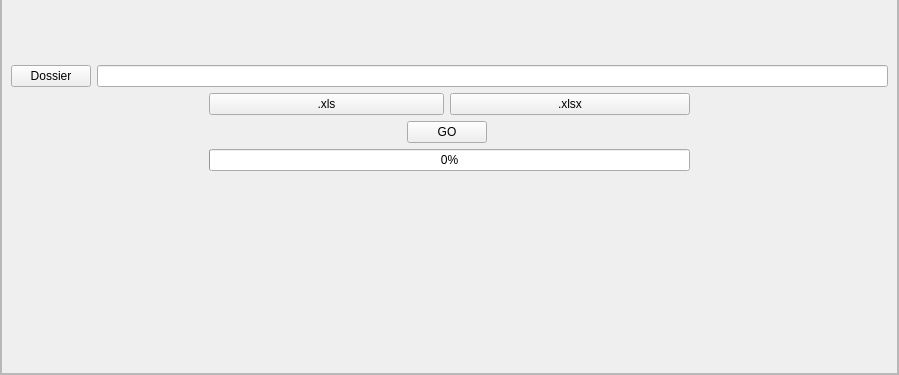
TheR7angelo/converter_txt_xls, file mainWindow.ui: the form before one commit; both pictures show x 0 to 899 and y 183 to 558 of the 899 by 558 pixel window.
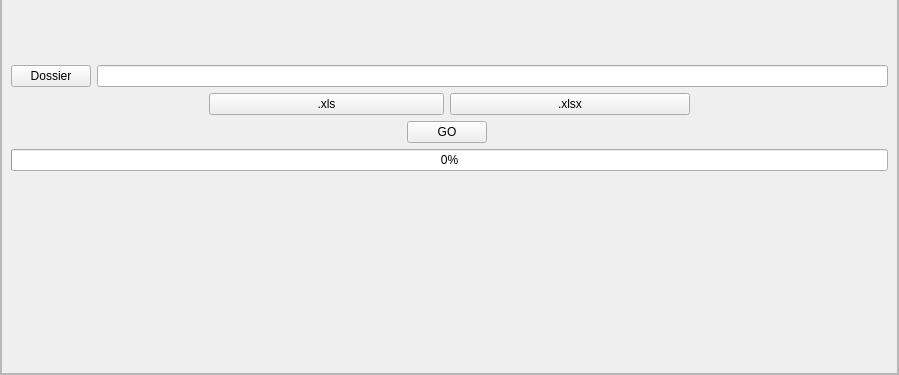
The form after the commit. Icons and pictures are not drawn. Custom widgets are drawn as their Qt base class.

What changed in the file:
```diff
--- a/mainWindow.ui
+++ b/mainWindow.ui
@@ -314,22 +314,6 @@
                   </property>
                  </widget>
                 </item>
-                <item row="4" column="1" colspan="5">
-                 <widget class="QProgressBar" name="progressBar">
-                  <property name="value">
-                   <number>0</number>
-                  </property>
-                  <property name="alignment">
-                   <set>Qt::AlignCenter</set>
-                  </property>
-                  <property name="orientation">
-                   <enum>Qt::Horizontal</enum>
-                  </property>
-                  <property name="textDirection">
-                   <enum>QProgressBar::TopToBottom</enum>
-                  </property>
-                 </widget>
-                </item>
                 <item row="5" column="3">
                  <spacer name="verticalSpacer_2">
                   <property name="orientation">
@@ -426,6 +410,22 @@
                   </property>
                  </spacer>
                 </item>
+                <item row="4" column="0" colspan="7">
+                 <widget class="QProgressBar" name="progressBar">
+                  <property name="value">
+                   <number>0</number>
+                  </property>
+                  <property name="alignment">
+                   <set>Qt::AlignCenter</set>
+                  </property>
+                  <property name="orientation">
+                   <enum>Qt::Horizontal</enum>
+                  </property>
+                  <property name="textDirection">
+                   <enum>QProgressBar::TopToBottom</enum>
+                  </property>
+                 </widget>
+                </item>
                </layout>
               </item>
              </layout>
```
